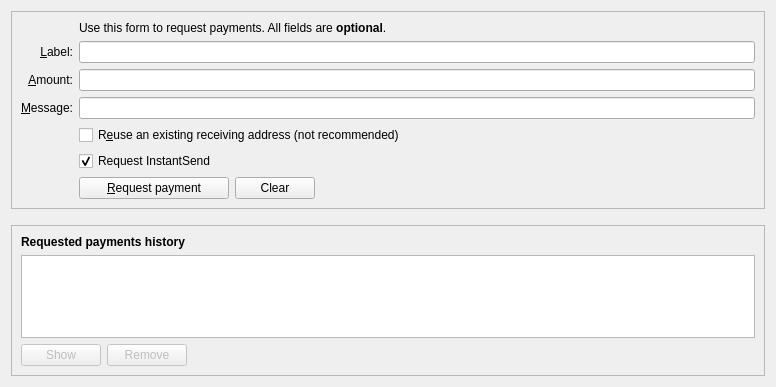
This is src/qt/forms/receivecoinsdialog.ui in reefcoin-io/reefcoin-1 as Qt 5 draws it before an edit. The edited form follows.
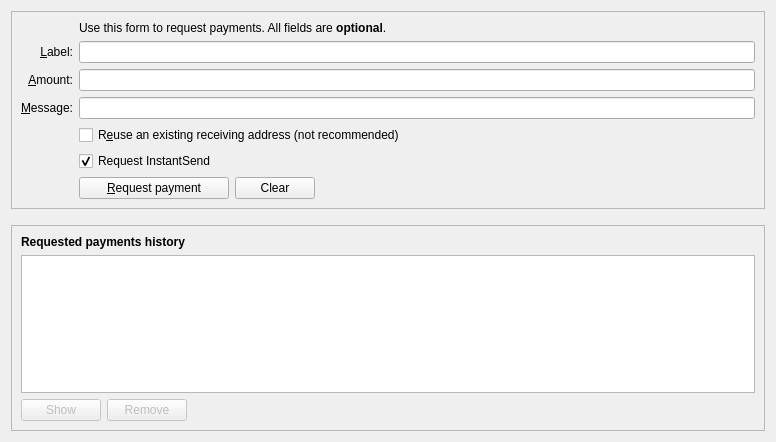
This is the edited form. Custom widgets are drawn as their Qt base class.

```diff
--- a/src/qt/forms/receivecoinsdialog.ui
+++ b/src/qt/forms/receivecoinsdialog.ui
@@ -7,7 +7,7 @@
     <x>0</x>
     <y>0</y>
     <width>776</width>
-    <height>387</height>
+    <height>442</height>
    </rect>
   </property>
   <layout class="QVBoxLayout" name="verticalLayout" stretch="0,0,1">
```
Left out of the diff: 2 changed lines with no effect on the pictures.
